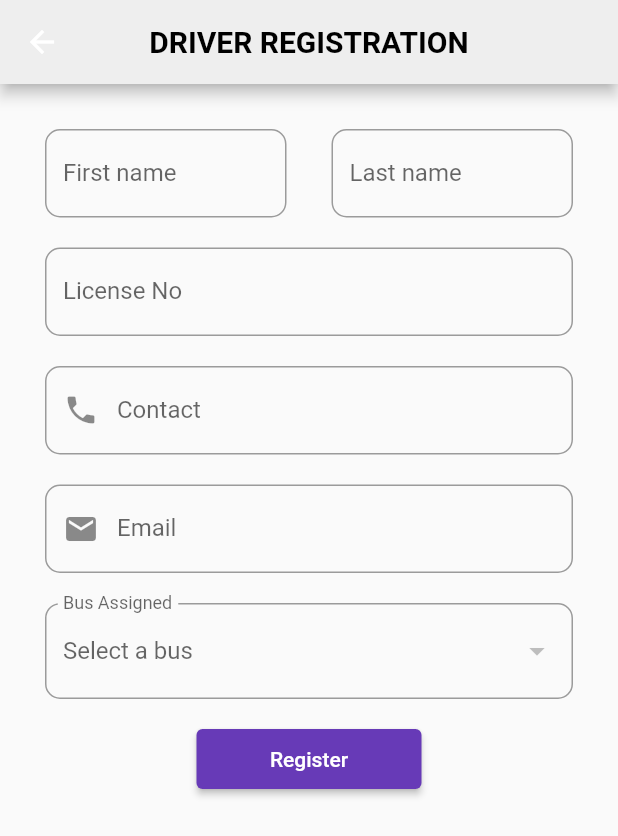
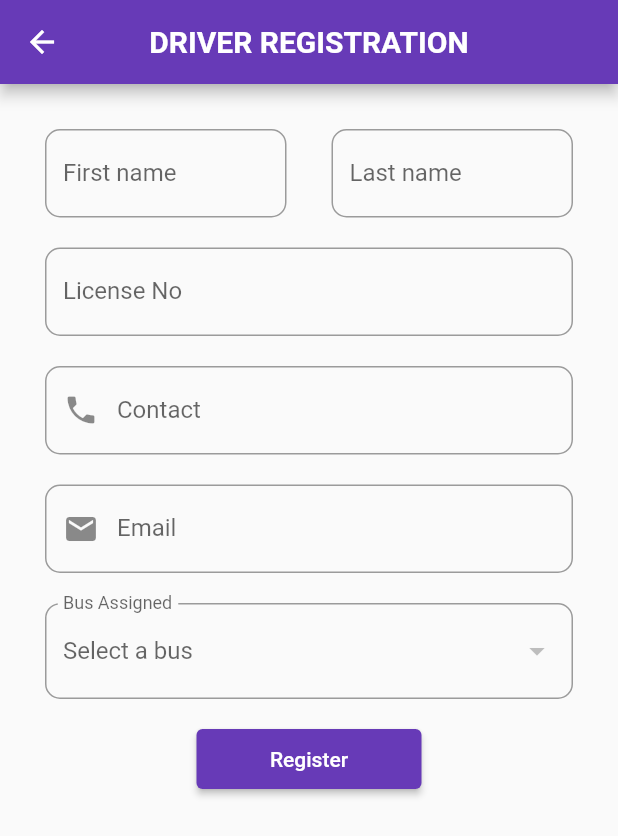
Before and after one commit to peterabel25/FYP, a Flutter app: the screen it shows once a user with an empty profile is signed in, after a tap on "REGISTER DRIVER", on a phone screen of 412 x 824 dp. Shown: the top 836 px of the screen. Run offline on Flutter 3.47's test engine with Material 2 defaults, Android fonts, the phone set to English and light mode, and no system bars; our stand-ins replace cloud_firestore, firebase_auth, firebase_core, geolocator, google_maps_flutter, permission_handler; missing offline and left inert: side_navigation; accounts and stored records are empty.

Commit message:
updated apppbar

```diff
--- a/PROJECT/school_bus_tracking_management_system/lib/main.dart
+++ b/PROJECT/school_bus_tracking_management_system/lib/main.dart
@@ -40,7 +40,7 @@ class MyApp extends StatelessWidget {
         theme: ThemeData(
           primarySwatch: Colors.deepPurple,
         ),
-        home: SplashScreen());
+        home: LoginPage());
   }
 
 
--- a/PROJECT/school_bus_tracking_management_system_admin_module/lib/homepage/homepage.dart
+++ b/PROJECT/school_bus_tracking_management_system_admin_module/lib/homepage/homepage.dart
@@ -37,18 +37,19 @@ class _HomepageState extends State<Homepage> {
     return Scaffold(
         appBar: AppBar(
             actions: [
-              Icon(Icons.notifications, color: Colors.black),
+              Icon(Icons.notifications,
+              ),
               SizedBox(width: 10),
-              Icon(Icons.chat, color: Colors.black),
+              Icon(Icons.chat,),
               SizedBox(width: 10),
-              Icon(Icons.person, color: Colors.black),
+              Icon(Icons.person,),
               SizedBox(width: 15),
             ],
             //leading:Image.asset("assets/childandparent.jpg",width:50,height:30),
-            backgroundColor: Colors.grey[200],
+            //backgroundColor: Colors.grey[200],
             title: Text("SBTMS",
                 style: TextStyle(
-                    color: Colors.black,
+                    //color: Colors.black,
                     fontWeight: FontWeight.bold,
                     fontSize: 20))),
         body: Row(
--- a/PROJECT/school_bus_tracking_management_system_admin_module/lib/route_management/bus_register.dart
+++ b/PROJECT/school_bus_tracking_management_system_admin_module/lib/route_management/bus_register.dart
@@ -67,9 +67,9 @@ class _BusRegisterState extends State<BusRegister> {
     return Scaffold(
       backgroundColor:Colors.grey[100],
       appBar: AppBar(
-           backgroundColor:Colors.grey[300],
+          // backgroundColor:Colors.grey[300],
           centerTitle: true, title: Text("REGISTER BUS ",style:TextStyle(
-            color:Colors.black,fontWeight:FontWeight.bold,fontSize:20
+            fontWeight:FontWeight.bold,fontSize:20
           ))),
       // appBar: AppBar(title: Text("Register and Assign Bus"), centerTitle: true),
       body: Center(
--- a/PROJECT/school_bus_tracking_management_system_admin_module/lib/route_management/route_register.dart
+++ b/PROJECT/school_bus_tracking_management_system_admin_module/lib/route_management/route_register.dart
@@ -16,16 +16,16 @@ class _RouteRegisterState extends State<RouteRegister> {
   TextEditingController startpointController = TextEditingController();
   TextEditingController endpointController = TextEditingController();
 
-  final pointValidator = RegExp(r"^[A-Za-z]+\s[A-Za-z]+$");
+  final pointValidator = RegExp(r"^[A-Za-z ]+$");
 
   @override
   Widget build(BuildContext context) {
     DatabaseService databaseService = DatabaseService();
     return Scaffold(
       appBar: AppBar(
-           backgroundColor:Colors.grey[200],
+          // backgroundColor:Colors.grey[200],
           centerTitle: true, title: Text("ROUTE REGISTRATION",style:TextStyle(
-            color:Colors.black,fontWeight:FontWeight.bold,fontSize:20
+          fontWeight:FontWeight.bold,fontSize:20
           ))),
       // appBar: AppBar(
       //   title: Text("Route Registration"),
--- a/PROJECT/school_bus_tracking_management_system_admin_module/lib/user_management/driver_registration.dart
+++ b/PROJECT/school_bus_tracking_management_system_admin_module/lib/user_management/driver_registration.dart
@@ -78,9 +78,9 @@ class _DriverRegistrationState extends State<DriverRegistration> {
   Widget build(BuildContext context) {
     return Scaffold(
       appBar: AppBar(
-           backgroundColor:Colors.grey[200],
+          // backgroundColor:Colors.grey[200],
           centerTitle: true, title: Text("DRIVER REGISTRATION",style:TextStyle(
-            color:Colors.black,fontWeight:FontWeight.bold,fontSize:20
+            fontWeight:FontWeight.bold,fontSize:20
           ))),
 
       body: SingleChildScrollView(
--- a/PROJECT/school_bus_tracking_management_system_admin_module/lib/user_management/studentandparent_registration.dart
+++ b/PROJECT/school_bus_tracking_management_system_admin_module/lib/user_management/studentandparent_registration.dart
@@ -283,9 +283,9 @@ class _StudentRegistrationState extends State<StudentRegistration> {
   Widget build(BuildContext context) {
     return Scaffold(
       appBar: AppBar(
-           backgroundColor:Colors.grey[200],
+          // backgroundColor:Colors.grey[200],
           centerTitle: true, title: Text("USER REGISTRATION",style:TextStyle(
-            color:Colors.black,fontWeight:FontWeight.bold,fontSize:20
+            fontWeight:FontWeight.bold,fontSize:20
           ))),
 
       body: Padding(
```
Also changed, not shown: 2 other files.
